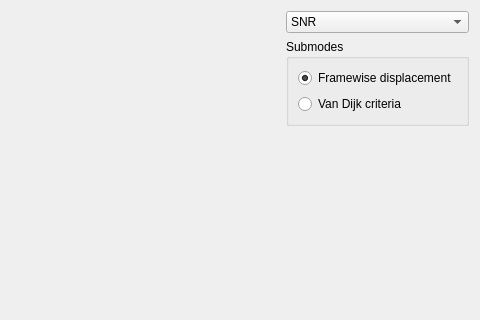
OpenNFT/OpenNFT, file opennft/ui/rtqa.ui: the form before one commit; both pictures show x 674 to 1154 and y 0 to 320 of the 1154 by 543 pixel window.
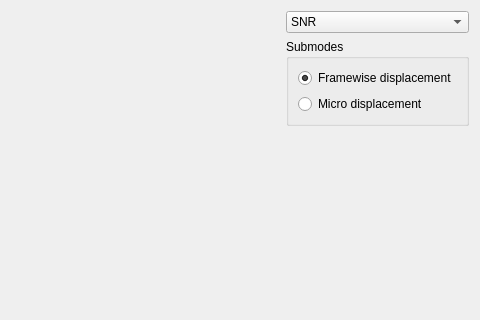
The form after the commit. The open tabs and pages were chosen to show the change.

Diff of the .ui file:
```diff
--- a/opennft/ui/rtqa.ui
+++ b/opennft/ui/rtqa.ui
@@ -349,7 +349,7 @@
             <item>
              <widget class="QRadioButton" name="mcrRadioButton">
               <property name="text">
-               <string>Van Dijk criteria</string>
+               <string>Micro displacement</string>
               </property>
              </widget>
             </item>
```
